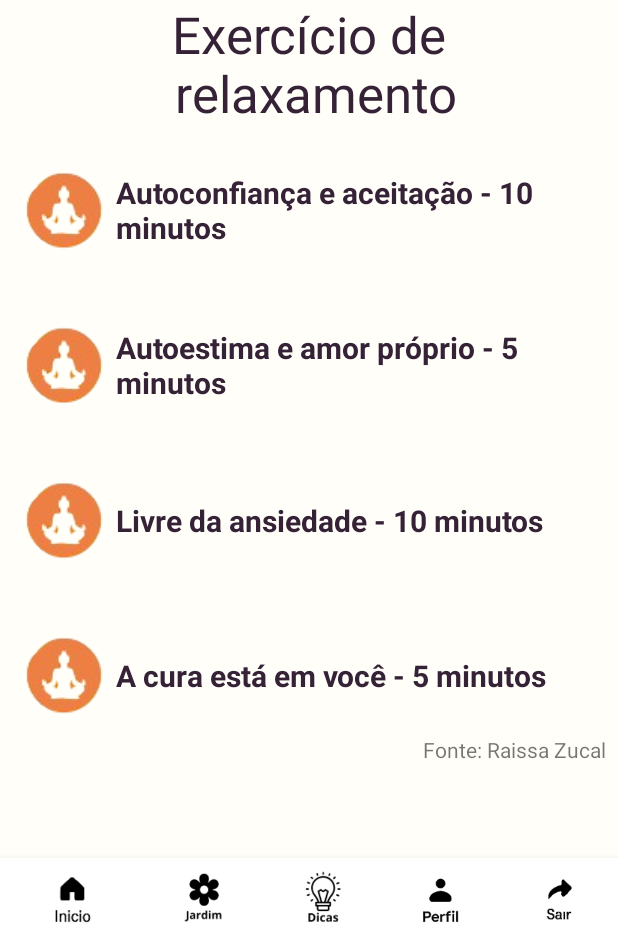
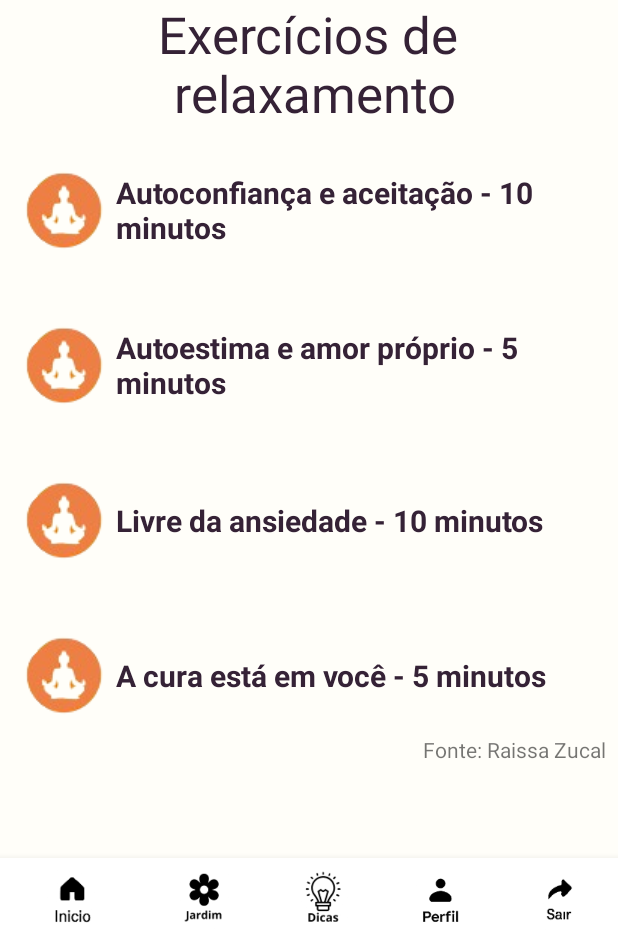
Before and after one commit to gustavodias24/Floresca, an Android app built with Jetpack Compose: the fragment FragmentEscolherTempoRelaxamento placed in its activity, on a phone screen of 412 x 824 dp, the part 294-1236 px from its top. Run offline under Robolectric (Android 15) with nearby library versions, the phone set to English and light mode, and no system bars.

Commit message:
first commi

```diff
--- a/app/src/main/java/benicio/solucoes/floresca/FragmentHome.java
+++ b/app/src/main/java/benicio/solucoes/floresca/FragmentHome.java
@@ -18,7 +18,23 @@ import benicio.solucoes.floresca.databinding.FragmentHomeBinding;
 
 public class FragmentHome extends Fragment {
 
-    String texto1 = "Secretaria de cultura em Niterói - https://www.culturaniteroi.com.br/Secretaria Municipal de esporte e Lazer de Niterói-  http://esporte.niteroi.rj.gov.br/";
+    String texto1 = "1.\tAgenda cultural de eventos da prefeitura de Niterói.\n" +
+            "Informações: https://www.culturaniteroi.com.br/\n" +
+            "\n" +
+            "\n" +
+            "2.\tSEPE - Sindicato Estadual dos profissionais da educação do estado do Rio de Janeiro\n" +
+            "Aulas de dança e teatro\n" +
+            "Informações:  https://www.instagram.com/sepeniteroi/\n" +
+            "      \n" +
+            "3.\tCentro de artes e esportes Jurujuba- Prefeitura de Niterói\n" +
+            "Projeto Social totalmente gratuito com Ações Esportivas, Educacionais e Culturais. \n" +
+            "Projeto social gratuito com Ações esportivas, educacionais e culturais.\n" +
+            "Informações: https://www.instagram.com/ceujurujuba/?hl=pt\n" +
+            "\n" +
+            "\n" +
+            "4.\tAgenda de eventos e atividades de esporte e lazer gratuitos abertos ao público: academia natural, capoeira inclusiva, yoga, campeonatos, passeios, entre outros.\n" +
+            "Espaço de divulgação de atividades esportivas para a promoção da  saúde e do bem-estar realizadas pela Secretaria de esporte e lazer de Niterói.\n" +
+            "Informações: https://www.instagram.com/esporteelazerniteroi/\n";
     String texto2 = "Agenda cultural de eventos da prefeitura de Niterói.\n" +
             "Informações: https://www.culturaniteroi.com.br/\n" +
             "\n" +
@@ -40,22 +56,21 @@ public class FragmentHome extends Fragment {
             "Agenda de eventos e atividades de esporte e lazer gratuitos abertos ao público: academia natural, capoeira inclusiva, yoga, campeonatos, passeios, entre outros.\n" +
             "Espaço de divulgação de atividades esportivas para a promoção da  saúde e do bem-estar realizadas pela Secretaria de esporte e lazer de Niterói.\n" +
             "Informações: https://www.instagram.com/esporteelazerniteroi/\n";
-    String texto3 = "Práticas integrativas e complementares em saúde\n" +
+    String texto3 = "1.\tPráticas integrativas e complementares em saúde\n" +
             "Divulgação de informações de evidências científicas sobre práticas integrativas complementares em saúde.\n" +
             "Faculdade de Farmácia da UFF\n" +
             "Informações: https://www.instagram.com/uffpics/\n";
-    String texto4 = "Serviço de Psicologia Aplicada da UFF\n" +
+    String texto4 = "1.\tServiço de Psicologia Aplicada da UFF\n" +
             "Informações podem ser solicitadas ao SPA pelo e-mail: spa.ips@id.uff.br\n" +
             "\n" +
-            "AASM - Ambulatórios Ampliados de Saúde Mental\n" +
-            "Atendimento para pessoas com quadros moderados de sofrimento psíquico.\n" +
-            "Locais: Policlínicas regionais de Niterói\n" +
+            "2.\tAASM - Ambulatórios Ampliados de Saúde Mental\n" +
+            "Atendimento para pessoas com quadros moderados de sofrimento psíquico.\nLocais: Policlínicas regionais de Niterói\n" +
             "Informações: https://saude.niteroi.rj.gov.br/policlinicas/\n" +
             "\n" +
-            "CODIM  -coordenadoria de Políticas e Direitos Humanos das Mulheres\n" +
+            "3.\tCODIM  -coordenadoria de Políticas e Direitos Humanos das Mulheres\n" +
             "Atendimento psicológico para o fortalecimento da autoestima de mulheres, bem como rompimento das situações de violência.\n" +
             "Informações: (21)96992-6557- http://codim.niteroi.rj.gov.br/\n";
-    String texto5 = "Menos dor + saúde\n" +
+    String texto5 = "1.\tMenos dor + saúde\n" +
             "Grupo terapêutico para manejo da dor\n" +
             "Tratamento com acupuntura\n" +
             "Local: Unidade de saúde  - Clínica da família - Fonseca/Niterói/RJ\n" +
@@ -67,19 +82,21 @@ public class FragmentHome extends Fragment {
             "   Informações: https://www.instagram.com/projeto_saudetodos/\n" +
             "\n" +
             "\n" +
-            "DANÇA na UFF\n" +
+            "5.\tDANÇA na UFF\n" +
             "Movimento espontâneo, gratuito de aulas de dança aberto ao público.\n" +
             "Não é necessário inscrição.\n" +
             "Informações: https://www.instagram.com/danca.uff/\n" +
             "\n" +
-            "YOGA NA UFF\n" +
+            "6.\tYOGA NA UFF\n" +
             "Estratégia para a promoção da saúde mental, destinado a qualquer membro da comunidade.\n" +
             "Informações: https://www.instagram.com/yoganauff/?hl=pt\n" +
             "\n" +
-            "Mulheres que caminham\n" +
+            "7.\tMulheres que caminham\n" +
             "Movimento feminino gratuito para proporcionar esporte, saúde e beleza para as mulheres de Niterói.\n" +
-            "Informações: @https://www.instagram.com/mulheres_quecaminham/\n" +
-            "\n";
+            "Informações: https://www.instagram.com/mulheres_quecaminham/\n" +
+            "\n" +
+            "8.\tPráticas integrativas de saúde gratuitas oferecidas pelo Sistema Único de Saúde (SUS)- Policlínicas\n" +
+            "Informações: https://saude.niteroi.rj.gov.br/policlinicas/\n";
 
 
     public FragmentHome() {
--- a/app/src/main/res/layout/fragment_escolher_tempo_relaxamento.xml
+++ b/app/src/main/res/layout/fragment_escolher_tempo_relaxamento.xml
@@ -31,7 +31,7 @@
             android:layout_gravity="center"
             android:backgroundTint="@color/laranja"
             android:gravity="center"
-            android:text="Exercício de\n relaxamento"
+            android:text="Exercícios de\n relaxamento"
             android:textColor="#352236"
             android:textSize="34sp" />
 
--- a/app/src/main/res/layout/fragment_home.xml
+++ b/app/src/main/res/layout/fragment_home.xml
@@ -47,7 +47,7 @@
             android:gravity="center"
             android:text="Cultura e lazer"
             android:textColor="@color/roxo_escuro"
-            android:textSize="20sp" />
+            android:textSize="16sp" />
 
         <TextView
             android:id="@+id/texto_1"
@@ -56,6 +56,7 @@
             android:gravity="center"
             android:text="TextView"
             android:textColor="#000000"
+            android:textSize="12sp"
             android:visibility="gone" />
 
 
@@ -67,7 +68,8 @@
             android:gravity="center"
             android:text="Práticas integrativas e complementares em Saúde"
             android:textColor="@color/roxo_escuro"
-            android:textSize="20sp" />
+            android:textSize="12sp"
+            android:visibility="gone" />
 
         <TextView
             android:id="@+id/texto_2"
@@ -76,6 +78,7 @@
             android:gravity="center"
             android:text="TextView"
             android:textColor="#000000"
+            android:textSize="12sp"
             android:visibility="gone" />
 
         <TextView
@@ -86,7 +89,7 @@
             android:gravity="center"
             android:text="Grupos de estudos sobre saúde e bem-estar"
             android:textColor="@color/roxo_escuro"
-            android:textSize="20sp" />
+            android:textSize="16sp" />
 
         <TextView
             android:id="@+id/texto_3"
@@ -95,6 +98,7 @@
             android:gravity="center"
             android:text="TextView"
             android:textColor="#000000"
+            android:textSize="12sp"
             android:visibility="gone" />
 
         <TextView
@@ -105,7 +109,7 @@
             android:gravity="center"
             android:text="Atendimento psicológico"
             android:textColor="@color/roxo_escuro"
-            android:textSize="20sp" />
+            android:textSize="16sp" />
 
         <TextView
             android:id="@+id/texto_4"
@@ -114,6 +118,7 @@
             android:gravity="center"
             android:text="TextView"
             android:textColor="#000000"
+            android:textSize="12sp"
             android:visibility="gone" />
 
         <TextView
@@ -124,16 +129,17 @@
             android:gravity="center"
             android:text="Convênios e parcerias"
             android:textColor="@color/roxo_escuro"
-            android:textSize="20sp" />
+            android:textSize="16sp" />
 
         <TextView
             android:id="@+id/texto_5"
             android:layout_width="match_parent"
             android:layout_height="wrap_content"
-            android:layout_marginBottom="64dp"
+            android:layout_marginBottom="128dp"
             android:gravity="center"
             android:text="TextView"
             android:textColor="#000000"
+            android:textSize="12sp"
             android:visibility="gone" />
 
     </LinearLayout>
```
